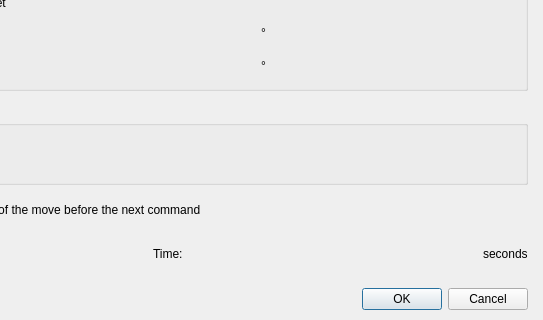
Qt form Editor/Dialogs/Commands/dialogcommandmovecamera.ui (RPG-Paper-Maker/RPG-Paper-Maker) before a commit; both pictures show x 106 to 649 and y 412 to 732 of the 649 by 732 pixel window.
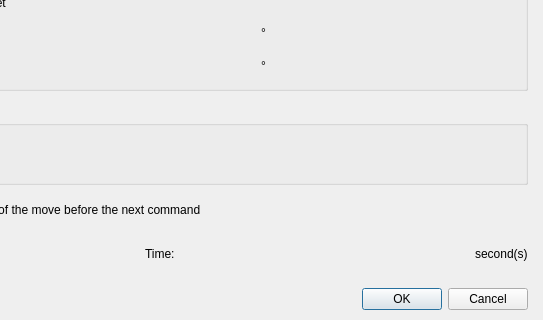
The same form after that commit. Custom widgets are drawn as their Qt base class.

Diff of the .ui file:
```diff
--- a/Editor/Dialogs/Commands/dialogcommandmovecamera.ui
+++ b/Editor/Dialogs/Commands/dialogcommandmovecamera.ui
@@ -589,7 +589,7 @@
          <item>
           <widget class="QLabel" name="label_11">
            <property name="text">
-            <string>seconds</string>
+            <string>second(s)</string>
            </property>
           </widget>
          </item>
```
